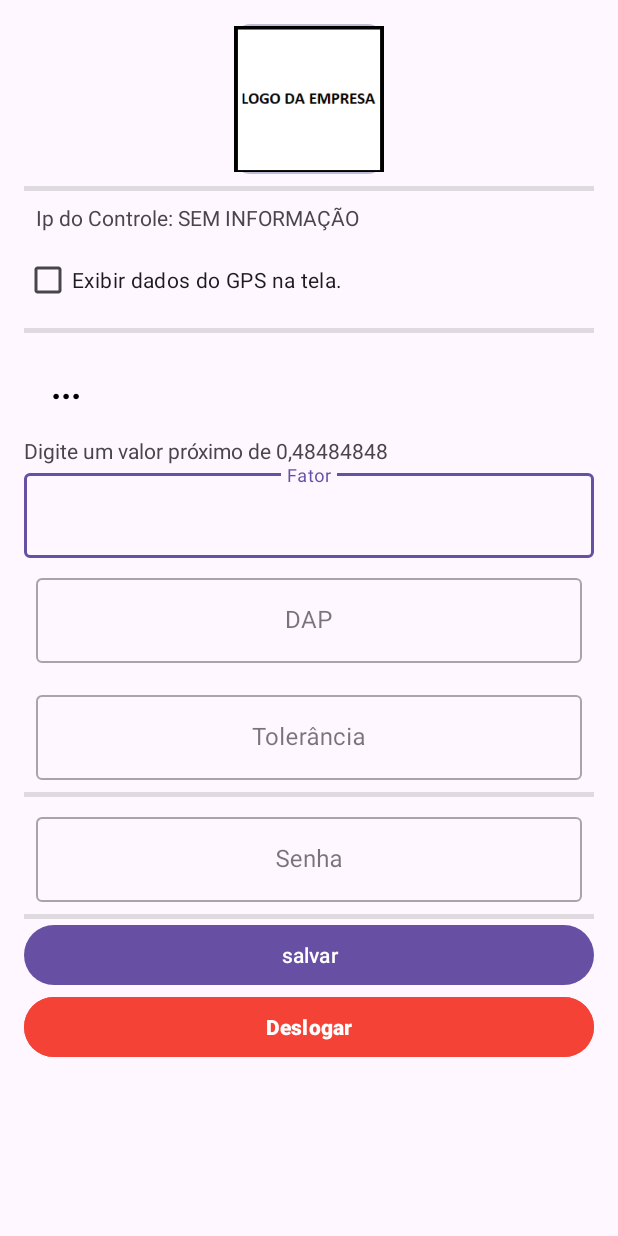
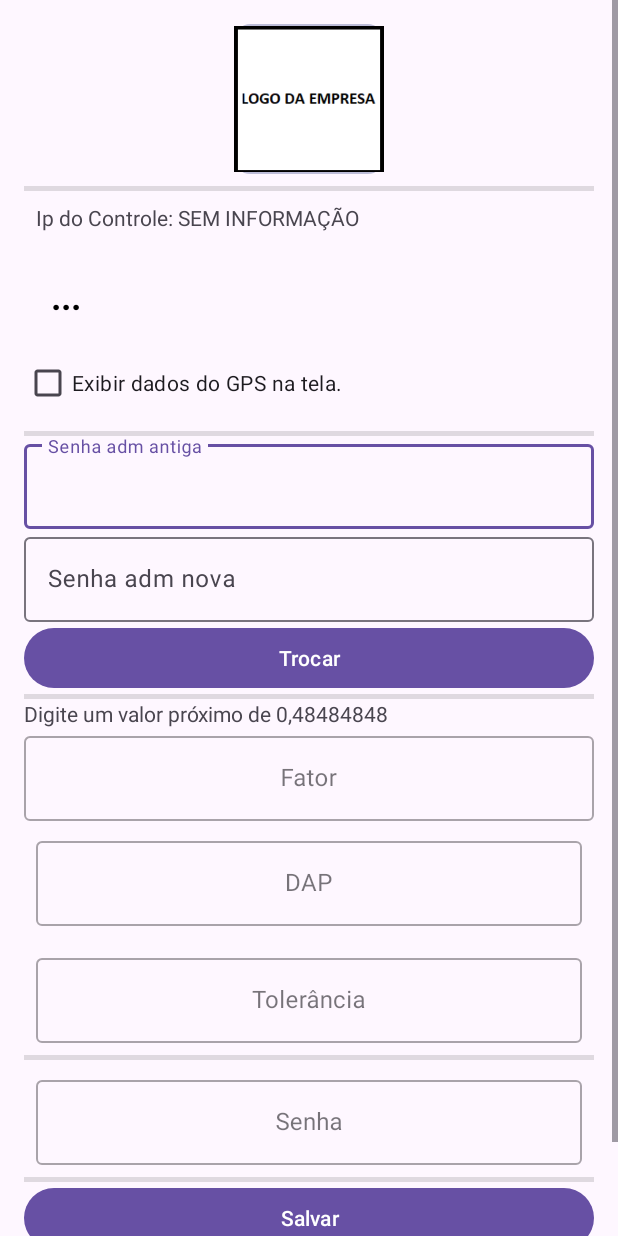
Before and after one commit to gustavodias24/DendroSmart-App, an Android app: the layout activity_configuracoes.xml on its own in the app's theme, with its tools: preview values and no code run, on a phone screen of 412 x 824 dp. Run offline under Robolectric (Android 15) with nearby library versions, the phone set to English and light mode, and no system bars.

Commit message:
pass adm

```diff
--- a/app/src/main/java/benicio/soluces/dimensional/activitys/ConfiguracoesActivity.java
+++ b/app/src/main/java/benicio/soluces/dimensional/activitys/ConfiguracoesActivity.java
@@ -47,6 +47,21 @@ public class ConfiguracoesActivity extends AppCompatActivity {
         AppCompatDelegate.setDefaultNightMode(AppCompatDelegate.MODE_NIGHT_NO);
         getSupportActionBar().setTitle("Configurações");
 
+
+        mainBinding.trocarSenhaAdm.setOnClickListener( v -> {
+            String old_pass = mainBinding.velhaSenhaAdm.getText().toString();
+            String new_pass = mainBinding.novaSenhaAdm.getText().toString();
+
+            String atual_pass = getSharedPreferences("preferencias_usuario", MODE_PRIVATE).getString("senhaAdmin", "adm123");
+
+            if ( old_pass.equals(atual_pass)){
+                getSharedPreferences("preferencias_usuario", MODE_PRIVATE).edit().putString("senhaAdmin", new_pass).apply();
+            }else{
+                Toast.makeText(this, "Senha do adm antiga errada", Toast.LENGTH_SHORT).show();
+            }
+
+
+        });
 
         String androidVersion = "Android " + Build.VERSION.RELEASE;
 
@@ -130,7 +145,7 @@ public class ConfiguracoesActivity extends AppCompatActivity {
 
             String senhaDigitada = mainBinding.senhaField.getEditText().getText().toString();
 
-            if (senhaDigitada.equals(getSharedPreferences("preferencias_usuario", MODE_PRIVATE).getString("senha", "errado"))) {
+            if (senhaDigitada.equals(getSharedPreferences("preferencias_usuario", MODE_PRIVATE).getString("senhaAdmin", "adm123"))) {
                 editor.putString("dap", mainBinding.dapField.getEditText().getText().toString()).apply();
                 editor.putString("tolerancia", mainBinding.toleranciaField.getEditText().getText().toString()).apply();
                 try {
--- a/app/src/main/res/layout/activity_configuracoes.xml
+++ b/app/src/main/res/layout/activity_configuracoes.xml
@@ -45,6 +45,16 @@
         android:padding="8dp"
         android:text="Ip do Controle: SEM INFORMAÇÃO" />
 
+    <TextView
+        android:id="@+id/informacaoDoAparelho"
+        android:layout_width="match_parent"
+        android:layout_height="wrap_content"
+        android:padding="18dp"
+        android:text="..."
+        android:textColor="#000000"
+        android:textSize="24sp"
+        android:textStyle="bold" />
+
     <CheckBox
         android:id="@+id/exibirGps"
         android:layout_width="match_parent"
@@ -57,15 +67,41 @@
         android:layout_height="3dp"
         android:background="?android:attr/listDivider" />
 
-    <TextView
-        android:id="@+id/informacaoDoAparelho"
+    <com.google.android.material.textfield.TextInputLayout
+        android:layout_width="match_parent"
+        android:layout_height="match_parent">
+
+        <com.google.android.material.textfield.TextInputEditText
+            android:id="@+id/velha_senha_adm"
+            android:layout_width="match_parent"
+            android:layout_height="wrap_content"
+            android:hint="Senha adm antiga" />
+    </com.google.android.material.textfield.TextInputLayout>
+
+    <com.google.android.material.textfield.TextInputLayout
+        android:layout_width="match_parent"
+        android:layout_height="match_parent">
+
+        <com.google.android.material.textfield.TextInputEditText
+            android:id="@+id/nova_senha_adm"
+            android:layout_width="match_parent"
+            android:layout_height="wrap_content"
+            android:hint="Senha adm nova" />
+
+    </com.google.android.material.textfield.TextInputLayout>
+
+    <Button
+        android:id="@+id/trocar_senha_adm"
         android:layout_width="match_parent"
         android:layout_height="wrap_content"
-        android:padding="18dp"
-        android:text="..."
-        android:textColor="#000000"
-        android:textSize="24sp"
-        android:textStyle="bold" />
+        android:text="Trocar" />
+
+    <View
+        android:layout_width="match_parent"
+        android:layout_height="3dp"
+        android:background="?android:attr/listDivider" />
+
+
 
     <TextView
         android:id="@+id/textView9"
@@ -159,7 +195,7 @@
         android:id="@+id/btn_salvar"
         android:layout_width="match_parent"
         android:layout_height="wrap_content"
-        android:text="salvar" />
+        android:text="Salvar" />
 
     <Button
         android:id="@+id/sair"
```
